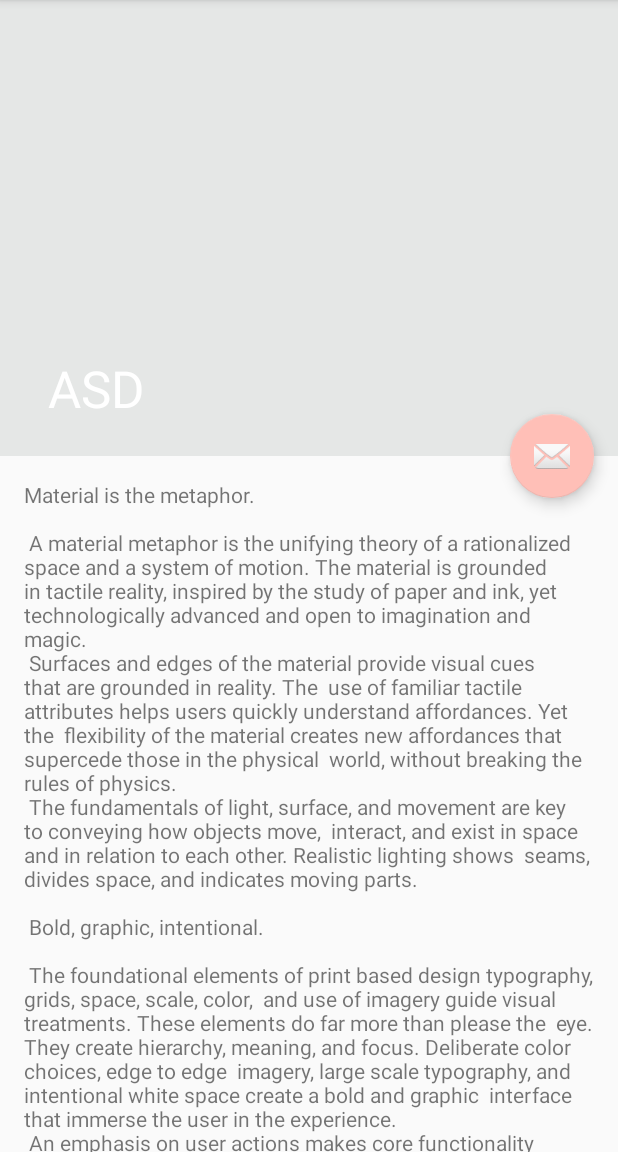
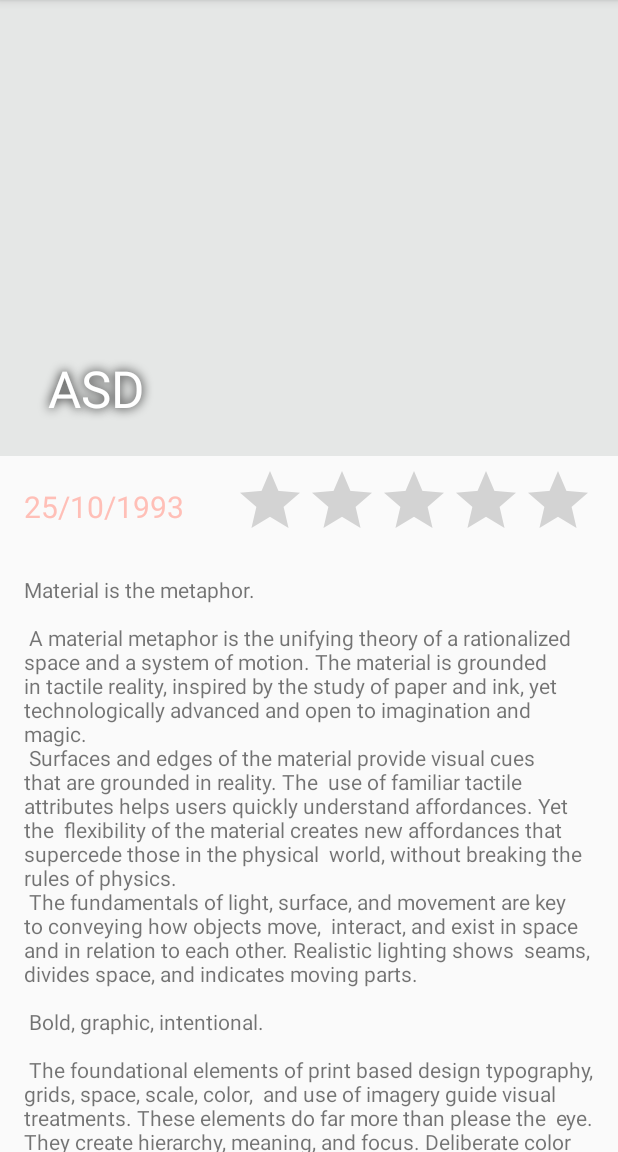
Before and after one commit to a3adel/MoviesApp, an Android app: the fragment MovieDetailFragment shown on its own in the app's theme, on a phone screen of 412 x 824 dp, the part 84-1236 px from its top. Run offline under Robolectric (Android 15) with nearby library versions, the phone set to English and light mode, and no system bars; our stand-ins replace ButterKnife, Picasso; pictures from the network do not load; 6 statements that could not run were skipped.

Commit message:
movies app

```diff
--- a/app/src/main/java/com/example/adel/moviesapp/allMovies/AllMoviesAdapter.java
+++ b/app/src/main/java/com/example/adel/moviesapp/allMovies/AllMoviesAdapter.java
@@ -54,6 +54,9 @@ public class AllMoviesAdapter extends RecyclerView.Adapter<AllMoviesAdapter.MyVi
     public int getItemCount() {
         return movieModel.getResults().size();
     }
+    public void setData(MovieModel movieModel){
+        this.movieModel=movieModel;
+    }
 
     class MyViewHolder extends RecyclerView.ViewHolder {
         @BindView(R.id.movie_poster_imageview)
--- a/app/src/main/java/com/example/adel/moviesapp/allMovies/MoviesContract.java
+++ b/app/src/main/java/com/example/adel/moviesapp/allMovies/MoviesContract.java
@@ -13,5 +13,7 @@ public class MoviesContract {
 
     interface Presenter extends BasePresenter {
         void fetchMovies();
+        void fetchTopRated();
+        void fetchPopular();
     }
 }
--- a/app/src/main/java/com/example/adel/moviesapp/movieDetail/MovieDetailFragment.java
+++ b/app/src/main/java/com/example/adel/moviesapp/movieDetail/MovieDetailFragment.java
@@ -12,6 +12,7 @@ import android.view.LayoutInflater;
 import android.view.View;
 import android.view.ViewGroup;
 import android.widget.ImageView;
+import android.widget.RatingBar;
 import android.widget.TextView;
 import android.widget.Toast;
 
@@ -35,7 +36,12 @@ public class MovieDetailFragment extends Fragment {
     CollapsingToolbarLayout toolBar;
     @BindView(R.id.overview_textView)
     TextView overviewTextView;
+    @BindView(R.id.movie_release_date_textView)
+    TextView releaseDateTextView;
+    @BindView(R.id.ratingBar)
+    RatingBar ratingBar;
     Drawable drawable;
+
     @Override
     public void onCreate(Bundle savedInstanceState) {
         super.onCreate(savedInstanceState);
@@ -47,20 +53,23 @@ public class MovieDetailFragment extends Fragment {
     @Override
     public View onCreateView(LayoutInflater inflater, ViewGroup container, final Bundle savedInstanceState) {
         View view = inflater.inflate(R.layout.fragment_movie_detail, container, false);
-        Toast.makeText(getActivity(), movie.getTitle()
-                , Toast.LENGTH_SHORT).show();
-        ButterKnife.bind(this,view);
+
+        ButterKnife.bind(this, view);
         toolBar.setTitle(movie.getTitle());
         overviewTextView.setText(movie.getOverview());
-        String imagePath= APIController.getInstance().getImageBaseUrl()+movie.getPoster_path();
+        String imagePath = APIController.getInstance().getImageBaseUrl() + movie.getPoster_path();
+        releaseDateTextView.setText(movie.getRelease_date());
+        float avg=(float) movie.getVote_average()/10;
+        avg*=5;
+        ratingBar.setRating(avg);
+        ratingBar.setClickable(false);
         Picasso.with(container.getContext()).load(imagePath).into(new Target() {
             @Override
             public void onBitmapLoaded(Bitmap bitmap, Picasso.LoadedFrom from) {
-                drawable=new BitmapDrawable(bitmap);
+                drawable = new BitmapDrawable(bitmap);
                 if (Build.VERSION.SDK_INT >= Build.VERSION_CODES.JELLY_BEAN) {
                     toolBar.setBackground(drawable);
-                }
-                else
+                } else
                     toolBar.setBackgroundDrawable(drawable);
 
             }
--- a/app/src/main/res/layout/content_movie_detail.xml
+++ b/app/src/main/res/layout/content_movie_detail.xml
@@ -8,11 +8,38 @@
     tools:context="com.example.adel.moviesapp.MovieDetailActivity"
     tools:showIn="@layout/fragment_movie_detail">
 
+    <RelativeLayout
+        android:layout_width="match_parent"
+        android:layout_height="match_parent"
+        android:orientation="vertical">
+
+        <TextView
+            android:id="@+id/movie_release_date_textView"
+            android:layout_width="wrap_content"
+            android:layout_height="wrap_content"
+            android:layout_alignBottom="@+id/ratingBar"
+            android:layout_margin="@dimen/text_margin"
+            android:text="25/10/1993"
+            android:textSize="20sp"
+            android:textColor="@color/colorAccent" />
+
+
         <TextView
             android:id="@+id/overview_textView"
             android:layout_width="wrap_content"
             android:layout_height="wrap_content"
+            android:layout_below="@+id/movie_release_date_textView"
             android:layout_margin="@dimen/text_margin"
             android:text="@string/large_text" />
 
+        <RatingBar
+            android:id="@+id/ratingBar"
+            android:layout_width="wrap_content"
+            android:layout_height="wrap_content"
+            android:layout_alignEnd="@+id/overview_textView"
+            android:layout_alignParentTop="true"
+
+            android:layout_alignRight="@+id/overview_textView"
+            android:layout_marginTop="6dp" />
+    </RelativeLayout>
 </android.support.v4.widget.NestedScrollView>
--- a/app/src/main/res/layout/fragment_movie_detail.xml
+++ b/app/src/main/res/layout/fragment_movie_detail.xml
@@ -21,6 +21,7 @@
             android:fitsSystemWindows="true"
             android:background="@color/background"
             app:title="ASD"
+            app:expandedTitleTextAppearance="@style/TextAppearance.Design.CollapsingToolbar.Expanded.Shadow"
             app:contentScrim="?attr/actionBarDivider"
             app:layout_scrollFlags="scroll|exitUntilCollapsed">
 
@@ -36,13 +37,5 @@
 
     <include layout="@layout/content_movie_detail" />
 
-    <android.support.design.widget.FloatingActionButton
-        android:id="@+id/fab"
-        android:layout_width="wrap_content"
-        android:layout_height="wrap_content"
-        android:layout_margin="@dimen/fab_margin"
-        app:layout_anchor="@id/app_bar"
-        app:layout_anchorGravity="bottom|end"
-        app:srcCompat="@android:drawable/ic_dialog_email" />
 
 </android.support.design.widget.CoordinatorLayout>
--- a/app/src/main/res/values/strings.xml
+++ b/app/src/main/res/values/strings.xml
@@ -91,4 +91,9 @@
         "when a user tries to pick up one of cards.\n\n"
     </string>
     <string name="action_settings">Settings</string>
+    <string name="top_rated_menu">top rated</string>
+    <string name="popular_menu">popular movies</string>
+    <string name="discover_menu">discover</string>
+    <string name="check_your_network">you have no internet connection please enable your network connection</string>
+    <string name="network_alert_title">network error</string>
 </resources>
--- a/app/src/main/res/values/styles.xml
+++ b/app/src/main/res/values/styles.xml
@@ -16,5 +16,10 @@
     <style name="AppTheme.AppBarOverlay" parent="ThemeOverlay.AppCompat.Dark.ActionBar" />
 
     <style name="AppTheme.PopupOverlay" parent="ThemeOverlay.AppCompat.Light" />
-
+    <style name="TextAppearance.Design.CollapsingToolbar.Expanded.Shadow">
+        <item name="android:shadowDy">0</item>
+        <item name="android:shadowDx">0</item>
+        <item name="android:shadowRadius">8</item>
+        <item name="android:shadowColor">@android:color/black</item>
+    </style>
 </resources>
```
Also changed, not shown: app/src/main/AndroidManifest.xml (+5 -2 lines), app/src/main/java/com/example/adel/moviesapp/MainActivity.java (+18 -8 lines), app/src/main/java/com/example/adel/moviesapp/MyApplication.java (+10 -1 lines), app/src/main/java/com/example/adel/moviesapp/allMovies/MoviesFragment.java (+31 -3 lines), app/src/main/java/com/example/adel/moviesapp/allMovies/MoviesPresenter.java (+25 -3 lines), app/src/main/java/com/example/adel/moviesapp/controllers/APIController.java (+37 -3 lines), app/src/main/java/com/example/adel/moviesapp/utils/AppUtils.java (added, +13 -0 lines), app/src/main/res/menu/menu_movie_detail.xml (+11 -3 lines), app/src/main/res/mipmap-hdpi/ic_launcher.png, app/src/main/res/mipmap-mdpi/ic_launcher.png, app/src/main/res/mipmap-xhdpi/ic_launcher.png, app/src/main/res/mipmap-xxhdpi/ic_launcher.png, app/src/main/res/mipmap-xxxhdpi/ic_launcher.png. Lines whose indentation alone changed are shown as unchanged.
